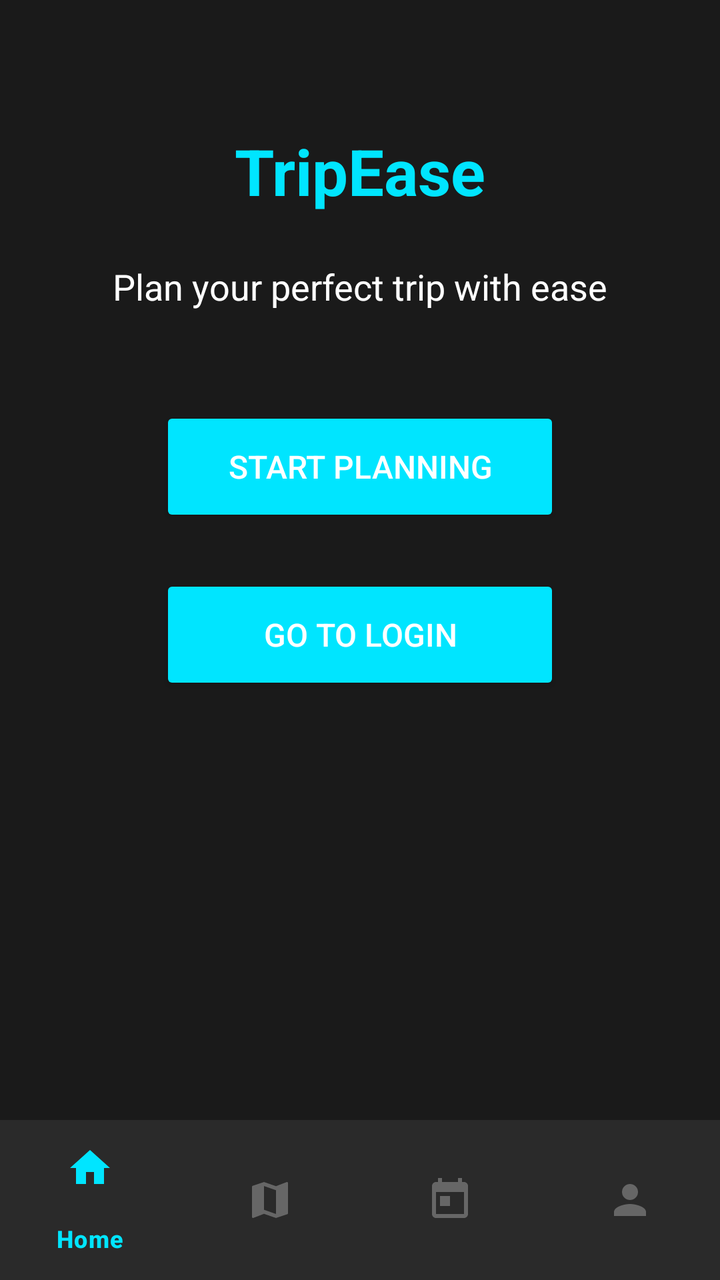
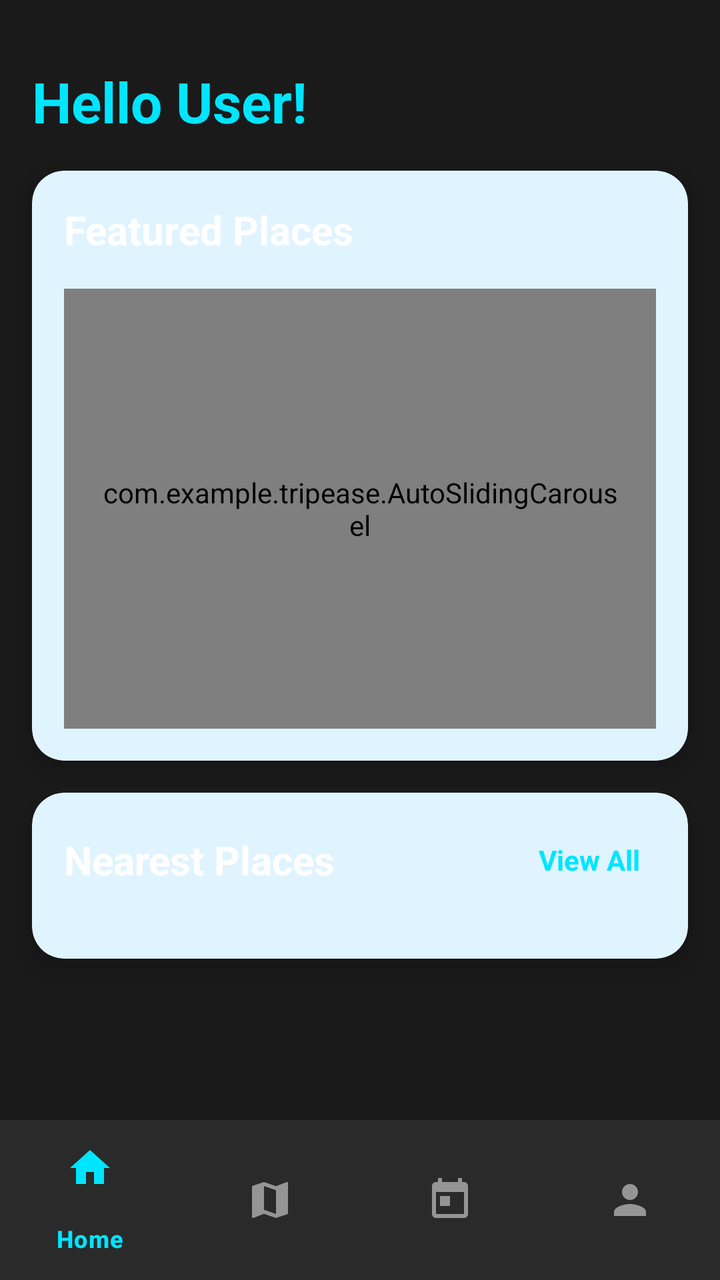

Before-and-after screenshots of an Android layout around one commit, followed by the original layout XML and the change that was made.
<!-- AndroidManifest.xml: activity theme Theme.TripEase -->
<!-- res/layout/activity_main.xml -->
<?xml version="1.0" encoding="utf-8"?>
<androidx.coordinatorlayout.widget.CoordinatorLayout xmlns:android="http://schemas.android.com/apk/res/android"
    xmlns:app="http://schemas.android.com/apk/res-auto"
    xmlns:tools="http://schemas.android.com/tools"
    android:layout_width="match_parent"
    android:layout_height="match_parent"
    android:background="@color/background_color"
    tools:context=".MainActivity">

    <androidx.constraintlayout.widget.ConstraintLayout
        android:layout_width="match_parent"
        android:layout_height="match_parent"
        android:layout_marginBottom="56dp">

        <TextView
            android:id="@+id/titleText"
            android:layout_width="wrap_content"
            android:layout_height="wrap_content"
            android:text="@string/app_name"
            android:textSize="32sp"
            android:textStyle="bold"
            android:textColor="@color/primary_color"
            android:layout_marginTop="64dp"
            app:layout_constraintEnd_toEndOf="parent"
            app:layout_constraintStart_toStartOf="parent"
            app:layout_constraintTop_toTopOf="parent" />

        <TextView
            android:id="@+id/welcomeText"
            android:layout_width="wrap_content"
            android:layout_height="wrap_content"
            android:text="@string/welcome_message"
            android:textSize="18sp"
            android:textColor="@color/text_color"
            android:layout_marginTop="24dp"
            app:layout_constraintEnd_toEndOf="parent"
            app:layout_constraintStart_toStartOf="parent"
            app:layout_constraintTop_toBottomOf="@+id/titleText" />

        <Button
            android:id="@+id/startButton"
            android:layout_width="200dp"
            android:layout_height="60dp"
            android:text="@string/start_planning"
            android:textSize="16sp"
            android:backgroundTint="@color/primary_color"
            android:textColor="@android:color/white"
            android:layout_marginTop="48dp"
            app:layout_constraintEnd_toEndOf="parent"
            app:layout_constraintStart_toStartOf="parent"
            app:layout_constraintTop_toBottomOf="@+id/welcomeText" />

        <Button
            android:id="@+id/btnGoToLogin"
            android:layout_width="200dp"
            android:layout_height="60dp"
            android:text="Go to Login"
            android:textSize="16sp"
            android:backgroundTint="@color/accent_color"
            android:textColor="@android:color/white"
            android:layout_marginTop="24dp"
            app:layout_constraintEnd_toEndOf="parent"
            app:layout_constraintStart_toStartOf="parent"
            app:layout_constraintTop_toBottomOf="@+id/startButton" />

    </androidx.constraintlayout.widget.ConstraintLayout>

    
    <com.google.android.material.bottomnavigation.BottomNavigationView
        android:id="@+id/bottomNavigation"
        android:layout_width="match_parent"
        android:layout_height="wrap_content"
        android:layout_gravity="bottom"
        android:background="@color/card_background"
        app:itemIconTint="@color/bottom_nav_color_selector"
        app:itemTextColor="@color/bottom_nav_color_selector"
        app:menu="@menu/bottom_navigation" />

</androidx.coordinatorlayout.widget.CoordinatorLayout>
<!-- resources referenced by this layout -->
<resources>
  <color name="accent_color">#FF00E5FF</color>
  <color name="background_color">#FF1A1A1A</color>
  <color name="card_background">#FF2A2A2A</color>
  <color name="primary_color">#FF00E5FF</color>
  <color name="text_color">#FFFFFFFF</color>
  <string name="app_name">TripEase</string>
  <string name="start_planning">Start Planning</string>
  <string name="welcome_message">Plan your perfect trip with ease</string>
  <style name="Theme.TripEase" parent="Base.Theme.TripEase" />
  <style name="Base.Theme.TripEase" parent="Theme.Material3.DayNight.NoActionBar">
          
          <item name="colorPrimary">@color/primary_color</item>
          <item name="colorPrimaryDark">@color/primary_dark</item>
          <item name="colorAccent">@color/accent_color</item>
      </style>
  <color name="primary_dark">#FF00B8D4</color>
</resources>

<!-- the commit's change to res/layout/activity_main.xml (unified diff, before → after) -->
@@ -13,55 +13,151 @@
         android:layout_marginBottom="56dp">
 
         <TextView
-            android:id="@+id/titleText"
+            android:id="@+id/tvUserGreeting"
             android:layout_width="wrap_content"
             android:layout_height="wrap_content"
-            android:text="@string/app_name"
-            android:textSize="32sp"
+            android:text="Hello User!"
+            android:textSize="28sp"
             android:textStyle="bold"
             android:textColor="@color/primary_color"
-            android:layout_marginTop="64dp"
-            app:layout_constraintEnd_toEndOf="parent"
+            android:layout_marginTop="32dp"
+            android:layout_marginStart="16dp"
             app:layout_constraintStart_toStartOf="parent"
             app:layout_constraintTop_toTopOf="parent" />
 
-        <TextView
-            android:id="@+id/welcomeText"
-            android:layout_width="wrap_content"
+        
+        <com.google.android.material.card.MaterialCardView
+            android:id="@+id/cardFeaturedPlaces"
+            android:layout_width="match_parent"
             android:layout_height="wrap_content"
-            android:text="@string/welcome_message"
-            android:textSize="18sp"
-            android:textColor="@color/text_color"
-            android:layout_marginTop="24dp"
+            android:layout_margin="16dp"
+            android:layout_marginTop="32dp"
+            app:cardCornerRadius="16dp"
+            app:cardElevation="8dp"
+            app:strokeWidth="0dp"
             app:layout_constraintEnd_toEndOf="parent"
             app:layout_constraintStart_toStartOf="parent"
-            app:layout_constraintTop_toBottomOf="@+id/titleText" />
+            app:layout_constraintTop_toBottomOf="@+id/tvUserGreeting">
 
-        <Button
-            android:id="@+id/startButton"
-            android:layout_width="200dp"
-            android:layout_height="60dp"
-            android:text="@string/start_planning"
-            android:textSize="16sp"
-            android:backgroundTint="@color/primary_color"
-            android:textColor="@android:color/white"
-            android:layout_marginTop="48dp"
+            <LinearLayout
+                android:layout_width="match_parent"
+                android:layout_height="wrap_content"
+                android:orientation="vertical"
+                android:padding="16dp">
+
+                
+                <TextView
+                    android:layout_width="match_parent"
+                    android:layout_height="wrap_content"
+                    android:text="Featured Places"
+                    android:textColor="@color/text_color"
+                    android:textSize="20sp"
+                    android:textStyle="bold"
+                    android:layout_marginBottom="16dp" />
+
+                
+                <com.example.tripease.AutoSlidingCarousel
+                    android:id="@+id/carouselFeaturedPlaces"
+                    android:layout_width="match_parent"
+                    android:layout_height="220dp"
+                    android:clipToPadding="false"
+                    android:paddingStart="16dp"
+                    android:paddingEnd="16dp" />
+
+                
+                <ProgressBar
+                    android:id="@+id/progressBarCarousel"
+                    android:layout_width="wrap_content"
+                    android:layout_height="wrap_content"
+                    android:layout_gravity="center"
+                    android:layout_marginTop="16dp"
+                    android:visibility="gone" />
+
+            </LinearLayout>
+
+        </com.google.android.material.card.MaterialCardView>
+
+        
+        <com.google.android.material.card.MaterialCardView
+            android:id="@+id/cardNearestPlaces"
+            android:layout_width="match_parent"
+            android:layout_height="wrap_content"
+            android:layout_margin="16dp"
+            android:layout_marginTop="16dp"
+            app:cardCornerRadius="16dp"
+            app:cardElevation="8dp"
+            app:strokeWidth="0dp"
             app:layout_constraintEnd_toEndOf="parent"
             app:layout_constraintStart_toStartOf="parent"
-            app:layout_constraintTop_toBottomOf="@+id/welcomeText" />
+            app:layout_constraintTop_toBottomOf="@+id/cardFeaturedPlaces">
 
-        <Button
-            android:id="@+id/btnGoToLogin"
-            android:layout_width="200dp"
-            android:layout_height="60dp"
-            android:text="Go to Login"
-            android:textSize="16sp"
-            android:backgroundTint="@color/accent_color"
-            android:textColor="@android:color/white"
-            android:layout_marginTop="24dp"
-            app:layout_constraintEnd_toEndOf="parent"
-            app:layout_constraintStart_toStartOf="parent"
-            app:layout_constraintTop_toBottomOf="@+id/startButton" />
+            <LinearLayout
+                android:layout_width="match_parent"
+                android:layout_height="wrap_content"
+                android:orientation="vertical"
+                android:padding="16dp">
+
+                
+                <LinearLayout
+                    android:layout_width="match_parent"
+                    android:layout_height="wrap_content"
+                    android:orientation="horizontal"
+                    android:gravity="center_vertical">
+
+                    <TextView
+                        android:layout_width="0dp"
+                        android:layout_height="wrap_content"
+                        android:layout_weight="1"
+                        android:text="Nearest Places"
+                        android:textColor="@color/text_color"
+                        android:textSize="20sp"
+                        android:textStyle="bold" />
+
+                    <TextView
+                        android:id="@+id/tvViewAllPlaces"
+                        android:layout_width="wrap_content"
+                        android:layout_height="wrap_content"
+                        android:text="View All"
+                        android:textColor="@color/primary_color"
+                        android:textSize="14sp"
+                        android:textStyle="bold"
+                        android:background="?attr/selectableItemBackground"
+                        android:padding="8dp" />
+
+                </LinearLayout>
+
+                
+                <ProgressBar
+                    android:id="@+id/progressBarPlaces"
+                    android:layout_width="wrap_content"
+                    android:layout_height="wrap_content"
+                    android:layout_gravity="center"
+                    android:layout_marginTop="16dp"
+                    android:visibility="gone" />
+
+                
+                <androidx.recyclerview.widget.RecyclerView
+                    android:id="@+id/recyclerViewNearestPlaces"
+                    android:layout_width="match_parent"
+                    android:layout_height="wrap_content"
+                    android:layout_marginTop="16dp"
+                    android:nestedScrollingEnabled="false" />
+
+                
+                <TextView
+                    android:id="@+id/tvNoPlaces"
+                    android:layout_width="match_parent"
+                    android:layout_height="wrap_content"
+                    android:layout_marginTop="16dp"
+                    android:text="No places found nearby. Please check your location settings."
+                    android:textColor="@color/text_color"
+                    android:textSize="14sp"
+                    android:gravity="center"
+                    android:visibility="gone" />
+
+            </LinearLayout>
+
+        </com.google.android.material.card.MaterialCardView>
 
     </androidx.constraintlayout.widget.ConstraintLayout>
 
<!-- resource entries referenced after the edit -->
@@ -1,13 +1,9 @@
 <!-- resources referenced by this layout -->
 <resources>
-  <color name="accent_color">#FF00E5FF</color>
   <color name="background_color">#FF1A1A1A</color>
   <color name="card_background">#FF2A2A2A</color>
   <color name="primary_color">#FF00E5FF</color>
   <color name="text_color">#FFFFFFFF</color>
-  <string name="app_name">TripEase</string>
-  <string name="start_planning">Start Planning</string>
-  <string name="welcome_message">Plan your perfect trip with ease</string>
   <style name="Theme.TripEase" parent="Base.Theme.TripEase" />
   <style name="Base.Theme.TripEase" parent="Theme.Material3.DayNight.NoActionBar">
           
@@ -16,5 +12,6 @@
           <item name="colorAccent">@color/accent_color</item>
       </style>
   <color name="primary_dark">#FF00B8D4</color>
+  <color name="accent_color">#FF00E5FF</color>
 </resources>
 
